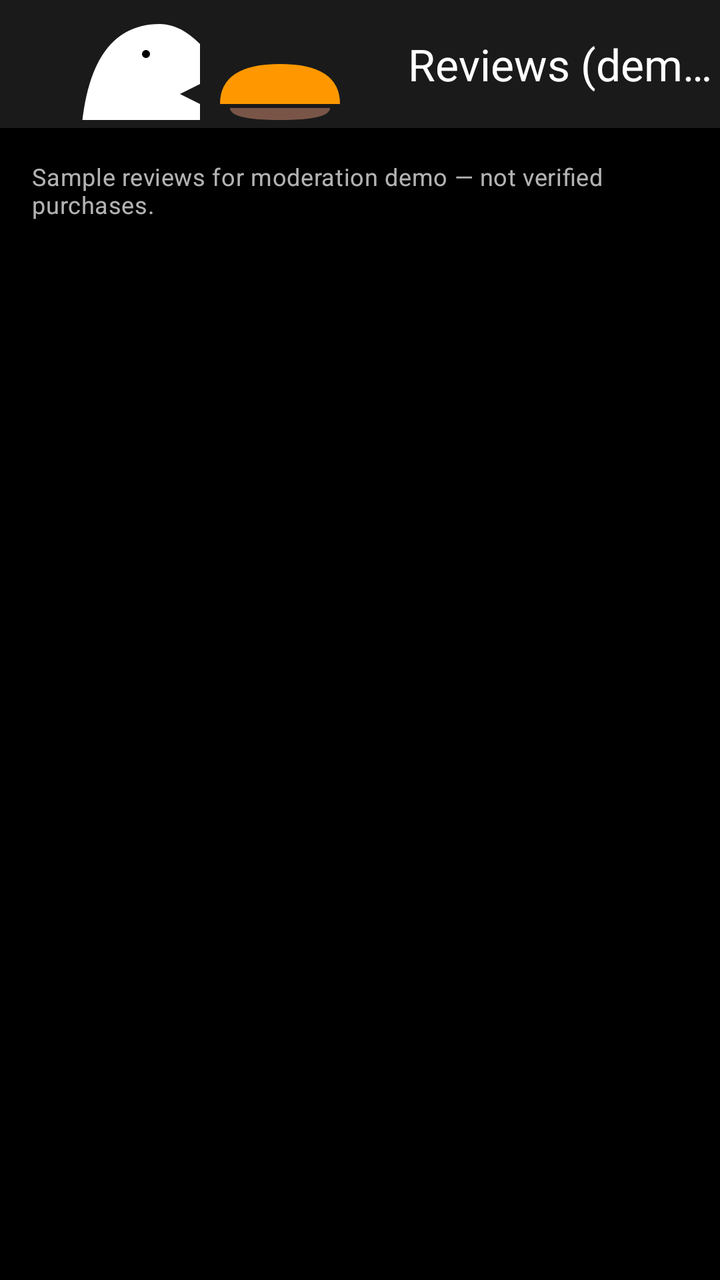
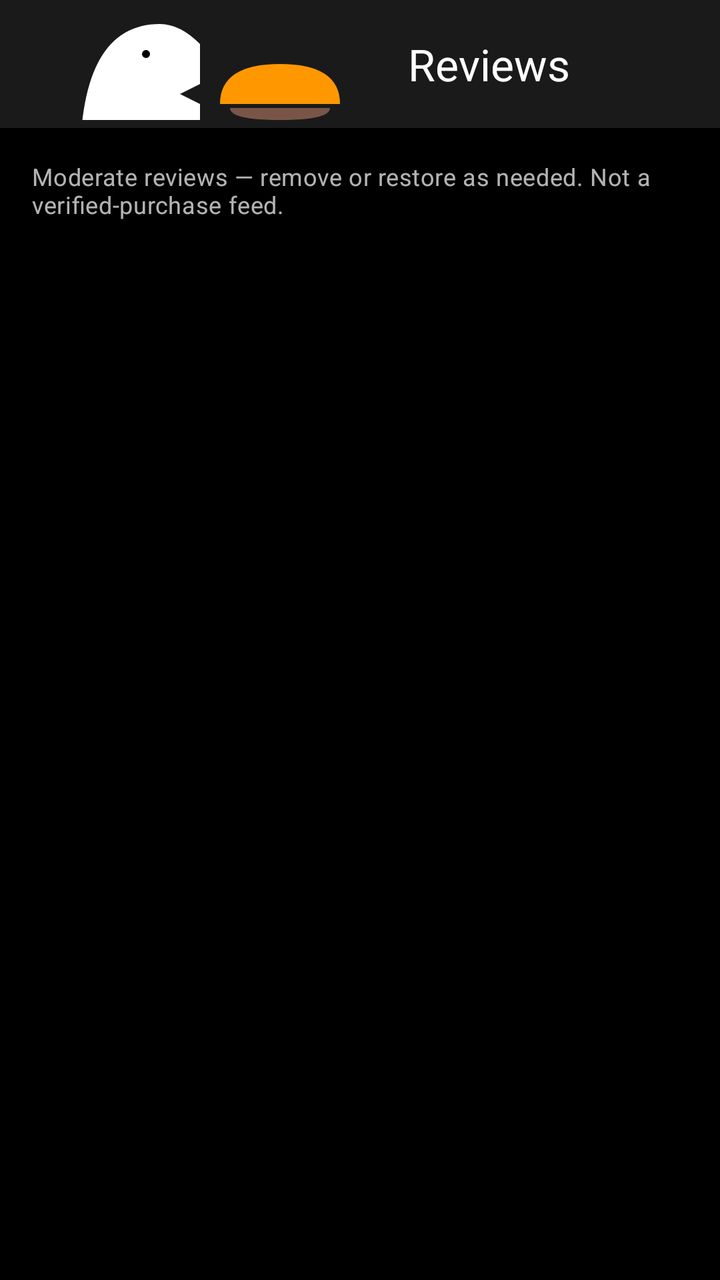

Two renders of the same Android screen: before a commit and after it. Below are the layout's source before the change and the commit's diff.
<!-- AndroidManifest.xml: application theme Theme.BiteForLessFoodBridge -->
<!-- res/layout/activity_admin_reviews.xml -->
<?xml version="1.0" encoding="utf-8"?>
<LinearLayout xmlns:android="http://schemas.android.com/apk/res/android"
    xmlns:app="http://schemas.android.com/apk/res-auto"
    android:layout_width="match_parent"
    android:layout_height="match_parent"
    android:background="@color/background"
    android:orientation="vertical">

    <com.google.android.material.appbar.MaterialToolbar
        android:id="@+id/admin_reviews_toolbar"
        android:layout_width="match_parent"
        android:layout_height="?attr/actionBarSize"
        android:background="@color/surface"
        app:navigationIcon="@drawable/ic_logo_bite"
        app:title="Reviews (demo)"
        app:titleTextColor="@color/on_background" />

    <TextView
        android:layout_width="wrap_content"
        android:layout_height="wrap_content"
        android:padding="@dimen/spacing_md"
        android:text="Sample reviews for moderation demo — not verified purchases."
        android:textAppearance="@style/TextAppearance.BiteForLess.Body"
        android:textSize="12sp" />

    <androidx.recyclerview.widget.RecyclerView
        android:id="@+id/admin_reviews_list"
        android:layout_width="match_parent"
        android:layout_height="0dp"
        android:layout_weight="1"
        android:clipToPadding="false"
        android:paddingBottom="@dimen/spacing_md" />

    <LinearLayout
        android:id="@+id/admin_reviews_empty"
        android:layout_width="match_parent"
        android:layout_height="0dp"
        android:layout_weight="1"
        android:gravity="center"
        android:orientation="vertical"
        android:padding="@dimen/spacing_lg"
        android:visibility="gone">

        <TextView
            android:layout_width="wrap_content"
            android:layout_height="wrap_content"
            android:text="No reviews to moderate"
            android:textAppearance="@style/TextAppearance.BiteForLess.Title"
            android:textSize="18sp" />
    </LinearLayout>
</LinearLayout>
<!-- resources referenced by this layout -->
<resources>
  <color name="background">#FF000000</color>
  <color name="on_background">#FFFFFFFF</color>
  <color name="surface">#FF1A1A1A</color>
  <dimen name="spacing_lg">24dp</dimen>
  <dimen name="spacing_md">16dp</dimen>
  <!-- drawable ic_logo_bite (drawable) -->
  <vector xmlns:android="http://schemas.android.com/apk/res/android"
      android:width="200dp"
      android:height="200dp"
      android:viewportWidth="200"
      android:viewportHeight="200">
  
      
      <path
          android:fillColor="#FF9800"
          android:pathData="M110,130 L170,130 Q170,145 140,145 Q110,145 110,130 Z" />
  
      
      <path
          android:fillColor="#795548"
          android:pathData="M115,122 L165,122 Q165,128 140,128 Q115,128 115,122 Z" />
  
      
      <path
          android:fillColor="#FF9800"
          android:pathData="M110,120 L170,120 Q170,100 140,100 Q110,100 110,120 Z" />
  
      
      <path
          android:fillColor="#FFFFFF"
          android:pathData="M40,150 Q40,80 80,80 Q90,80 100,90 L100,110 L90,115 L100,120 L100,140 Q90,150 80,150 Z" />
  
      
      <path
          android:fillColor="#000000"
          android:pathData="M75,95 A2,2 0 1,1 71,95 A2,2 0 1,1 75,95" />
  
  </vector>
  <style name="TextAppearance.BiteForLess.Body" parent="TextAppearance.Material3.BodyMedium">
          <item name="android:textColor">@color/text_secondary</item>
      </style>
  <style name="TextAppearance.BiteForLess.Title" parent="TextAppearance.Material3.TitleLarge">
          <item name="android:textColor">@color/on_background</item>
      </style>
  <style name="Theme.BiteForLessFoodBridge" parent="Base.Theme.BiteForLessFoodBridge" />
  <color name="text_secondary">#B3FFFFFF</color>
  <style name="Base.Theme.BiteForLessFoodBridge" parent="Theme.Material3.DayNight.NoActionBar">
          <item name="colorPrimary">@color/primary</item>
          <item name="colorOnPrimary">@color/black</item>
          <item name="colorSecondary">@color/secondary</item>
          <item name="colorError">@color/error</item>
          <item name="android:windowBackground">@color/background</item>
          <item name="android:statusBarColor">@color/background</item>
          <item name="android:navigationBarColor">@color/background</item>
          <item name="bottomNavigationStyle">@style/Widget.BiteForLess.BottomNavigation</item>
      </style>
  <color name="primary">#FF9800</color>
  <color name="black">#FF000000</color>
  <color name="secondary">#FFEB3B</color>
  <color name="error">#F44336</color>
  <style name="Widget.BiteForLess.BottomNavigation" parent="Widget.Material3.BottomNavigationView">
          <item name="materialThemeOverlay">@style/ThemeOverlay.BiteForLess.BottomNavigation</item>
      </style>
  <style name="ThemeOverlay.BiteForLess.BottomNavigation" parent="">
          <item name="colorPrimary">@color/primary</item>
          <item name="colorOnSurface">@color/text_secondary</item>
          <item name="colorOnSurfaceVariant">@color/text_hint</item>
      </style>
  <color name="text_hint">#80FFFFFF</color>
</resources>

<!-- the commit's change to res/layout/activity_admin_reviews.xml (unified diff, before → after) -->
@@ -12,14 +12,14 @@
         android:layout_height="?attr/actionBarSize"
         android:background="@color/surface"
         app:navigationIcon="@drawable/ic_logo_bite"
-        app:title="Reviews (demo)"
+        app:title="Reviews"
         app:titleTextColor="@color/on_background" />
 
     <TextView
         android:layout_width="wrap_content"
         android:layout_height="wrap_content"
         android:padding="@dimen/spacing_md"
-        android:text="Sample reviews for moderation demo — not verified purchases."
+        android:text="Moderate reviews — remove or restore as needed. Not a verified-purchase feed."
         android:textAppearance="@style/TextAppearance.BiteForLess.Body"
         android:textSize="12sp" />
 
